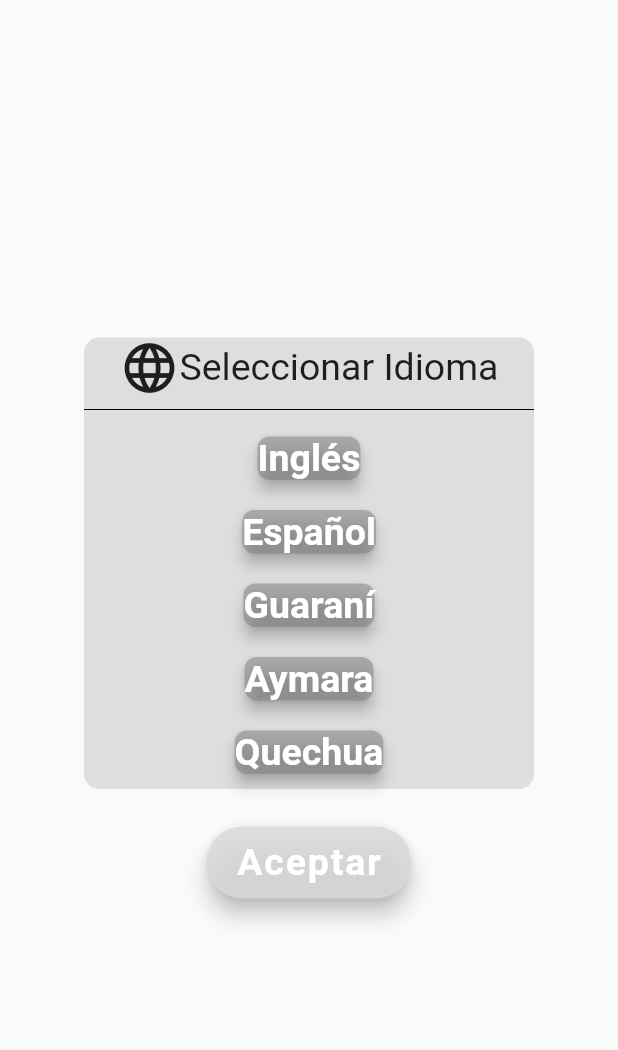
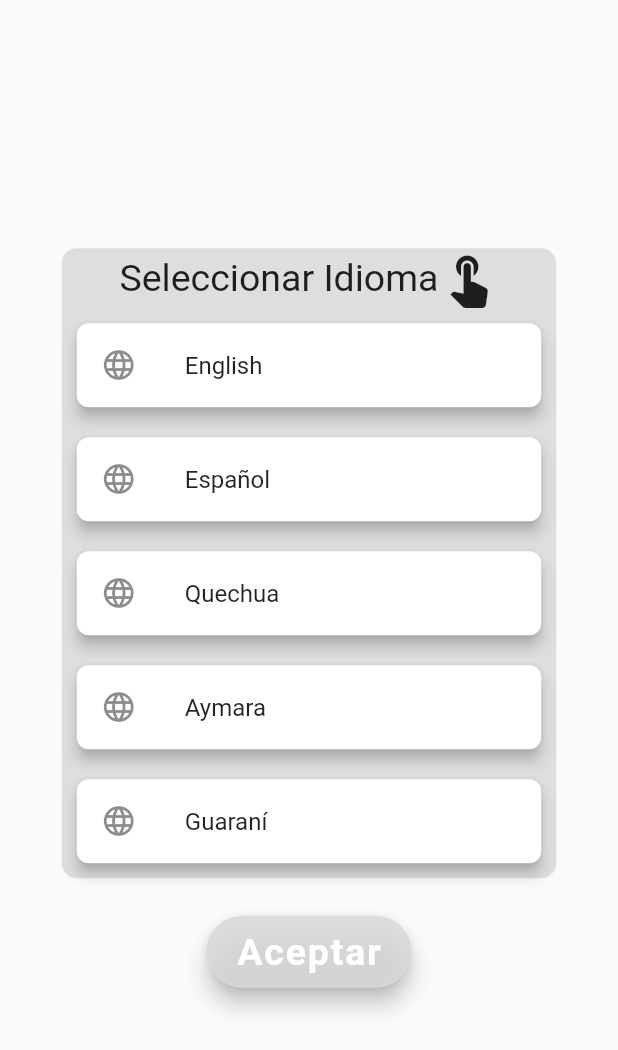
Before and after one commit to moises-cisneros/solution_app, a Flutter app: the screen it shows after launch, on a phone screen of 412 x 824 dp. Shown: the top 1050 px of the screen. Run offline on Flutter 3.47's test engine with Material 2 defaults, Android fonts, the phone set to English and light mode, and no system bars; our stand-ins replace charts_flutter, firebase_core, firebase_storage, get, google_maps_flutter, permission_handler; accounts and stored records are empty.

Commit message:
Implementacion de la pantalla Languages mediante la Clase LanguageScreen

```diff
--- a/lib/routes/apps_routes.dart
+++ b/lib/routes/apps_routes.dart
@@ -1,11 +1,11 @@
 import 'package:get/get.dart';
-import 'package:solution/screen/languaje/screen_languaje.dart';
+import 'package:solution/screen/languaje/language_screen.dart';
 
 class AppRoutes {
   //Lista de rutas estaticas
   static List<GetPage> routes() => [
-        //Aqui va LoginPage() o LangauejeScreen
+        //Aqui va LoginPage() o LanguageScreen
         GetPage(
-            name: "/", page: () => const ScreenLanguaje()), //Screen de prueba
+            name: "/", page: () => const LanguageScreen()), //Screen de prueba
       ];
 }
--- /dev/null
+++ b/lib/screen/languaje/language_screen.dart
@@ -0,0 +1,113 @@
+import 'package:flutter/material.dart';
+import 'package:solution/screen/login/login.dart';
+
+// Clase para los idiomas
+class LanguageOption {
+  final String id;
+  final String name;
+  final IconData icon;
+
+  LanguageOption({required this.id, required this.name, required this.icon});
+}
+
+class LanguageScreen extends StatefulWidget {
+  const LanguageScreen({super.key});
+
+  @override
+  State<LanguageScreen> createState() => _LanguageScreenState();
+}
+
+class _LanguageScreenState extends State<LanguageScreen> {
+  LanguageOption? selectedlanguage;
+
+  // Lista de opciones de los idiomas
+  List<LanguageOption> languageOptions = [
+    LanguageOption(id: 'en', name: 'English', icon: Icons.language),
+    LanguageOption(id: 'es', name: 'Español', icon: Icons.language),
+    LanguageOption(id: 'qu', name: 'Quechua', icon: Icons.language),
+    LanguageOption(id: 'ay', name: 'Aymara', icon: Icons.language),
+    LanguageOption(id: 'gu', name: 'Guaraní', icon: Icons.language),
+  ];
+
+  @override
+  Widget build(BuildContext context) {
+    return Scaffold(
+      body: Center(
+        child: Column(
+          mainAxisAlignment: MainAxisAlignment.center,
+          children: [
+            Container(
+              width: MediaQuery.of(context).size.width * 0.8,
+              decoration: BoxDecoration(
+                  borderRadius: BorderRadius.circular(10),
+                  color: const Color.fromARGB(217, 217, 217, 217)),
+              child: Column(
+                children: [
+                  Row(
+                    mainAxisAlignment: MainAxisAlignment.center,
+                    children: const [
+                      Text(
+                        "Seleccionar Idioma",
+                        style: TextStyle(fontSize: 25),
+                      ),
+                      Icon(
+                        Icons.touch_app,
+                        size: 40,
+                      ),
+                      Divider(
+                        color: Colors.black,
+                      ),
+                    ],
+                  ),
+                  ListView(
+                    padding: const EdgeInsets.all(0),
+                    shrinkWrap: true,
+                    //
+                    children: languageOptions.map((language) {
+                      return Card(
+                        margin: const EdgeInsets.all(10.0),
+                        elevation: 4.0,
+                        shadowColor: Colors.black,
+                        shape: RoundedRectangleBorder(
+                          borderRadius: BorderRadius.circular(8.0),
+                        ),
+                        color: Colors.white,
+                        key: Key(language.id),
+                        child: ListTile(
+                          leading: Icon(language.icon),
+                          title: Text(language.name),
+                          onTap: () {
+                            setState(() {
+                              selectedlanguage = language;
+                            });
+                          },
+                          selected: selectedlanguage == language,
+                        ),
+                      );
+                    }).toList(),
+                  )
+                ],
+              ),
+            ),
+            const SizedBox(
+              height: 25,
+            ),
+            FloatingActionButton.extended(
+              backgroundColor: const Color.fromARGB(217, 217, 217, 217),
+              onPressed: () {
+                //Navigation to the screen panel
+                Navigator.push(context,
+                    MaterialPageRoute(builder: (context) => const LoginPage()));
+              },
+              label: const Text(
+                "Aceptar",
+                style: TextStyle(fontWeight: FontWeight.bold, fontSize: 25),
+              ),
+            ),
+          ],
+        ),
+      ),
+      floatingActionButtonLocation: FloatingActionButtonLocation.centerTop,
+    );
+  }
+}
--- a/lib/screen/languaje/screen_languaje.dart
+++ /dev/null
@@ -1,73 +0,0 @@
-import 'package:flutter/material.dart';
-import 'package:solution/screen/login/login.dart';
-import 'package:solution/widgets/custom_card.dart';
-
-class ScreenLanguaje extends StatefulWidget {
-  const ScreenLanguaje({super.key});
-
-  @override
-  State<ScreenLanguaje> createState() => _ScreenLanguajeState();
-}
-
-class _ScreenLanguajeState extends State<ScreenLanguaje> {
-  @override
-  Widget build(BuildContext context) {
-    return Scaffold(
-      body: Center(
-        child: Column(
-          mainAxisAlignment: MainAxisAlignment.center,
-          children: [
-            Container(
-              width: 300,
-              decoration: BoxDecoration(
-                  borderRadius: BorderRadius.circular(10),
-                  color: const Color.fromARGB(217, 217, 217, 217)),
-              child: Column(
-                mainAxisAlignment: MainAxisAlignment.center,
-                children: [
-                  Row(
-                    mainAxisAlignment: MainAxisAlignment.center,
-                    children: const [
-                      Icon(
-                        Icons.language,
-                        size: 40,
-                      ),
-                      Text(
-                        "Seleccionar Idioma",
-                        style: TextStyle(fontSize: 25),
-                      ),
-                    ],
-                  ),
-                  const Divider(
-                    color: Colors.black,
-                  ),
-                  const CustomCard(text: "Inglés"),
-                  const CustomCard(text: "Español"),
-                  const CustomCard(text: "Guaraní"),
-                  const CustomCard(text: "Aymara"),
-                  const CustomCard(text: "Quechua"),
-                ],
-              ),
-            ),
-            const SizedBox(
-              height: 25,
-            ),
-            FloatingActionButton.extended(
-              backgroundColor: const Color.fromARGB(217, 217, 217, 217),
-              onPressed: () {
-                //Navigation to the screen panel
-                Navigator.push(context,
-                    MaterialPageRoute(builder: (context) => const LoginPage()));
-              },
-              label: const Text(
-                "Aceptar",
-                style: TextStyle(fontWeight: FontWeight.bold, fontSize: 25),
-              ),
-            ),
-          ],
-        ),
-      ),
-      floatingActionButtonLocation: FloatingActionButtonLocation.centerTop,
-    );
-  }
-}
```
